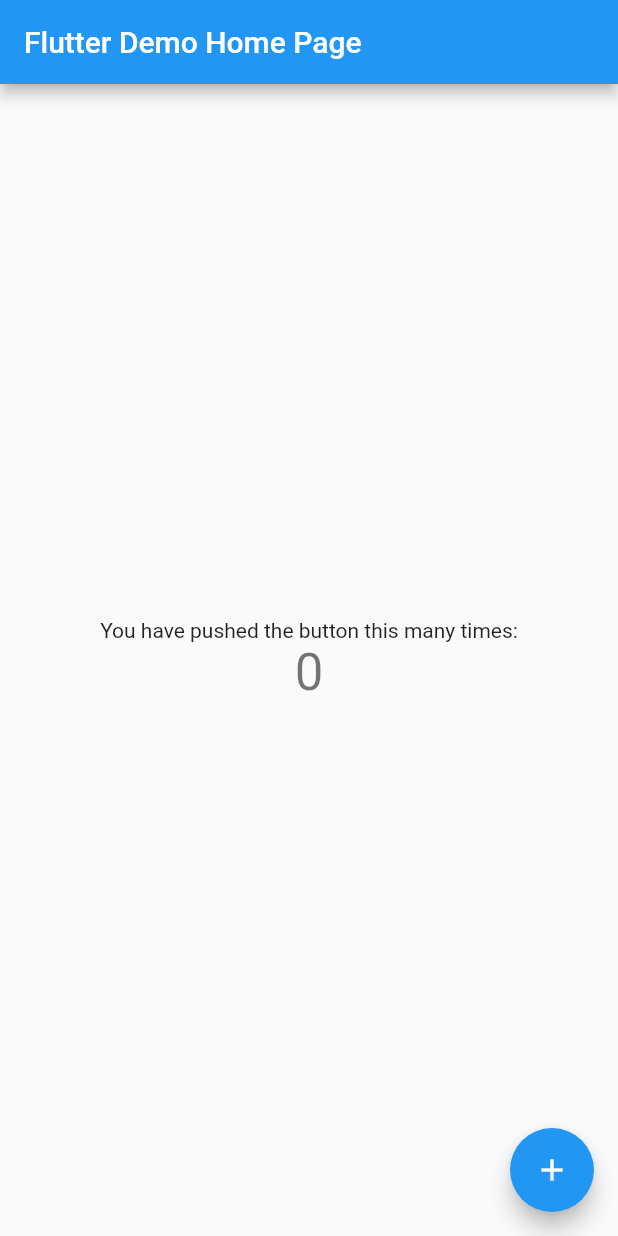
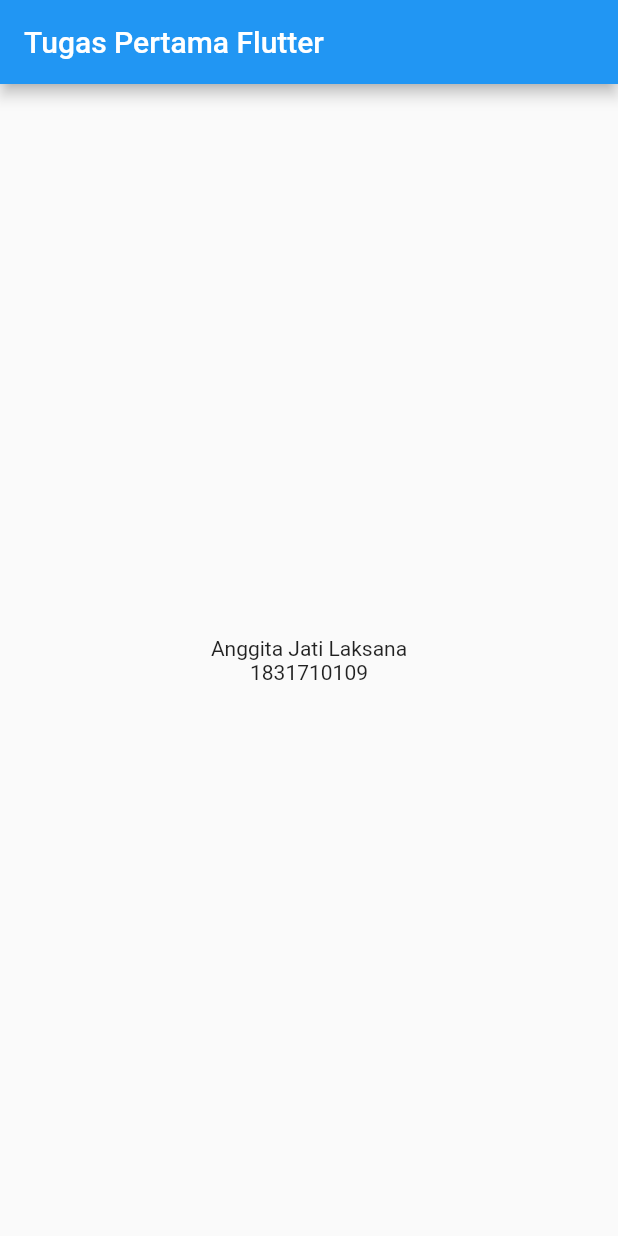
Before and after one commit to anggitajati/flutter_minggu1, a Flutter app: the screen it shows after launch, on a phone screen of 412 x 824 dp. Run offline on Flutter 3.47's test engine with Material 2 defaults, Android fonts, the light colour scheme and no system bars.

Commit message:
tugas praktikum

```diff
--- a/lib/main.dart
+++ b/lib/main.dart
@@ -5,39 +5,20 @@
 }
 
 class MyApp extends StatelessWidget {
-  // This widget is the root of your application.
   @override
   Widget build(BuildContext context) {
     return MaterialApp(
       title: 'Flutter Demo',
       theme: ThemeData(
-        // This is the theme of your application.
-        //
-        // Try running your application with "flutter run". You'll see the
-        // application has a blue toolbar. Then, without quitting the app, try
-        // changing the primarySwatch below to Colors.green and then invoke
-        // "hot reload" (press "r" in the console where you ran "flutter run",
-        // or simply save your changes to "hot reload" in a Flutter IDE).
-        // Notice that the counter didn't reset back to zero; the application
-        // is not restarted.
         primarySwatch: Colors.blue,
       ),
-      home: MyHomePage(title: 'Flutter Demo Home Page'),
+      home: MyHomePage(title: 'Tugas Pertama Flutter'),
     );
   }
 }
 
 class MyHomePage extends StatefulWidget {
   MyHomePage({Key key, this.title}) : super(key: key);
-
-  // This widget is the home page of your application. It is stateful, meaning
-  // that it has a State object (defined below) that contains fields that affect
-  // how it looks.
-
-  // This class is the configuration for the state. It holds the values (in this
-  // case the title) provided by the parent (in this case the App widget) and
-  // used by the build method of the State. Fields in a Widget subclass are
-  // always marked "final".
 
   final String title;
 
@@ -46,68 +27,25 @@
 }
 
 class _MyHomePageState extends State<MyHomePage> {
-  int _counter = 0;
-
-  void _incrementCounter() {
-    setState(() {
-      // This call to setState tells the Flutter framework that something has
-      // changed in this State, which causes it to rerun the build method below
-      // so that the display can reflect the updated values. If we changed
-      // _counter without calling setState(), then the build method would not be
-      // called again, and so nothing would appear to happen.
-      _counter++;
-    });
-  }
-
   @override
   Widget build(BuildContext context) {
-    // This method is rerun every time setState is called, for instance as done
-    // by the _incrementCounter method above.
-    //
-    // The Flutter framework has been optimized to make rerunning build methods
-    // fast, so that you can just rebuild anything that needs updating rather
-    // than having to individually change instances of widgets.
     return Scaffold(
       appBar: AppBar(
-        // Here we take the value from the MyHomePage object that was created by
-        // the App.build method, and use it to set our appbar title.
         title: Text(widget.title),
       ),
       body: Center(
-        // Center is a layout widget. It takes a single child and positions it
-        // in the middle of the parent.
         child: Column(
-          // Column is also a layout widget. It takes a list of children and
-          // arranges them vertically. By default, it sizes itself to fit its
-          // children horizontally, and tries to be as tall as its parent.
-          //
-          // Invoke "debug painting" (press "p" in the console, choose the
-          // "Toggle Debug Paint" action from the Flutter Inspector in Android
-          // Studio, or the "Toggle Debug Paint" command in Visual Studio Code)
-          // to see the wireframe for each widget.
-          //
-          // Column has various properties to control how it sizes itself and
-          // how it positions its children. Here we use mainAxisAlignment to
-          // center the children vertically; the main axis here is the vertical
-          // axis because Columns are vertical (the cross axis would be
-          // horizontal).
           mainAxisAlignment: MainAxisAlignment.center,
           children: <Widget>[
             Text(
-              'You have pushed the button this many times:',
+              'Anggita Jati Laksana',
             ),
             Text(
-              '$_counter',
-              style: Theme.of(context).textTheme.headline4,
+              '1831710109',
             ),
           ],
         ),
       ),
-      floatingActionButton: FloatingActionButton(
-        onPressed: _incrementCounter,
-        tooltip: 'Increment',
-        child: Icon(Icons.add),
-      ), // This trailing comma makes auto-formatting nicer for build methods.
     );
   }
 }
```
